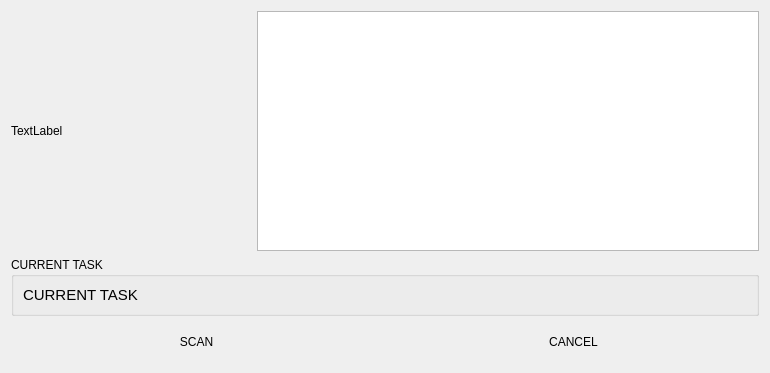
Qt form src/ui/BtDiscoverDialog.ui (dmarc0001/spx42Control) before a commit.
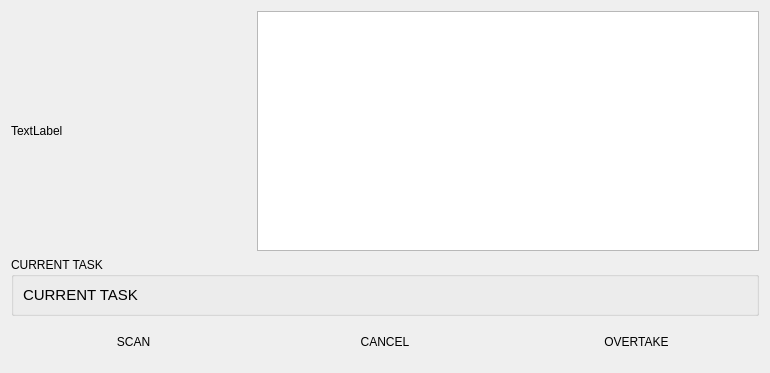
The same form after that commit. Icons and pictures are not drawn.

Diff of the .ui file:
```diff
--- a/src/ui/BtDiscoverDialog.ui
+++ b/src/ui/BtDiscoverDialog.ui
@@ -142,6 +142,25 @@
        </property>
       </widget>
      </item>
+     <item>
+      <widget class="QPushButton" name="overTakePushButton">
+       <property name="minimumSize">
+        <size>
+         <width>0</width>
+         <height>40</height>
+        </size>
+       </property>
+       <property name="text">
+        <string>OVERTAKE</string>
+       </property>
+       <property name="default">
+        <bool>true</bool>
+       </property>
+       <property name="flat">
+        <bool>true</bool>
+       </property>
+      </widget>
+     </item>
     </layout>
    </item>
   </layout>
```
Left out of the diff: 2 changed lines with no effect on the pictures.
